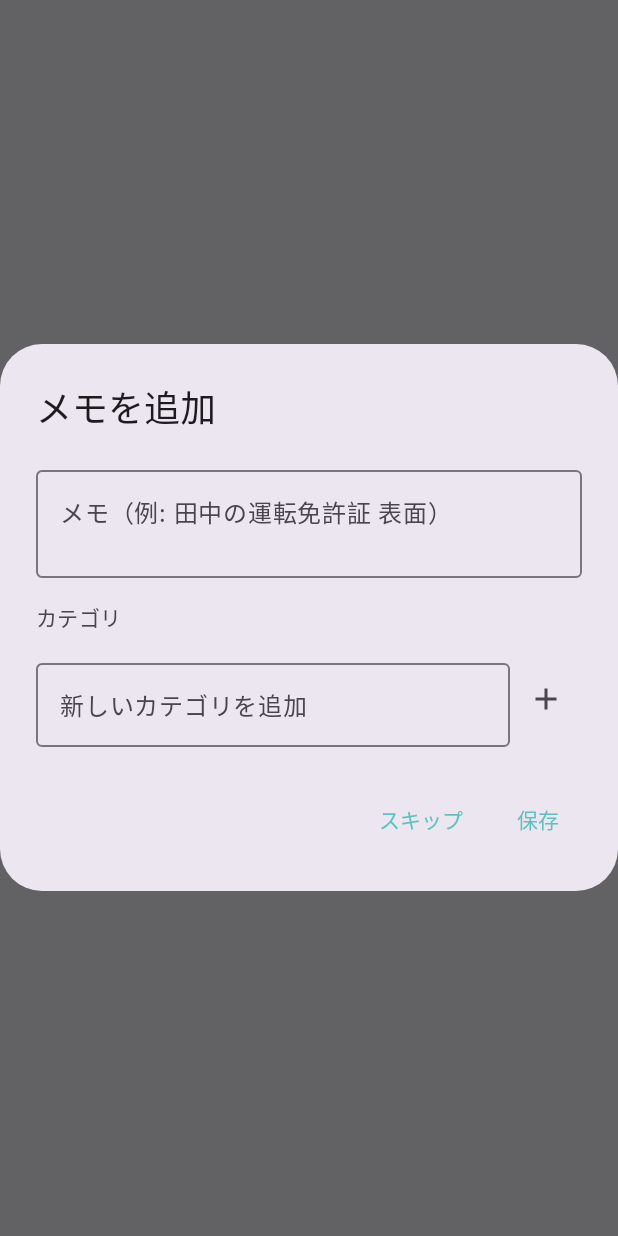
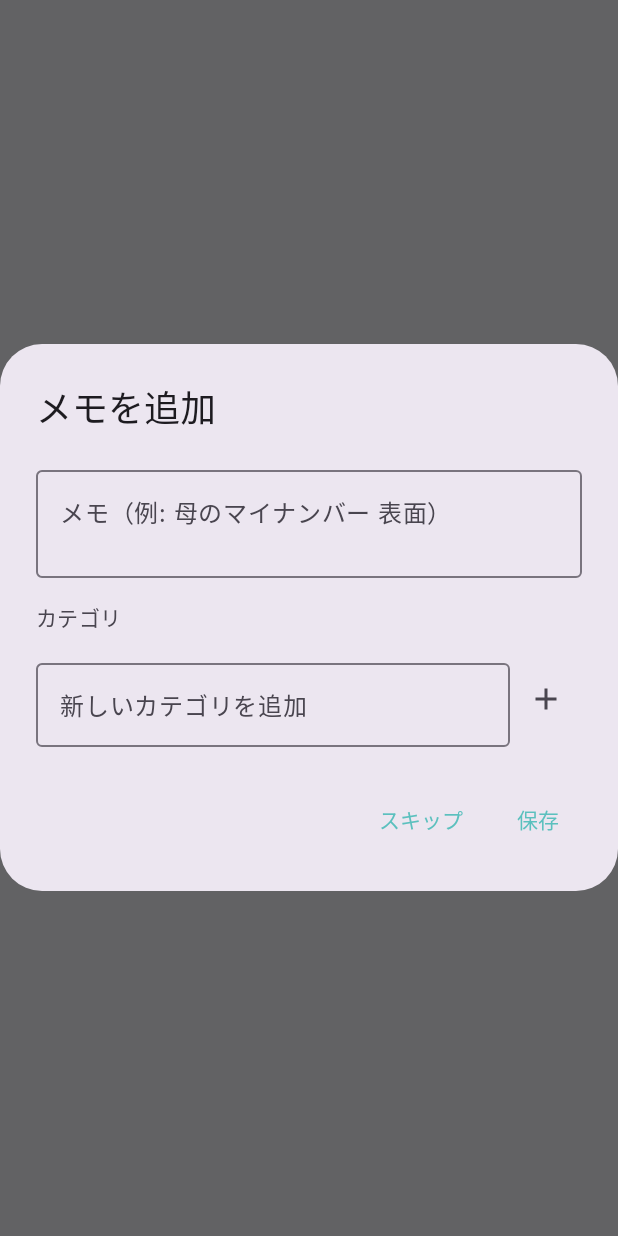
Before and after one commit to asap0000/HOMEPAGE, an Android app built with Jetpack Compose: the composable MemoDialog called with empty values, on a phone screen of 412 x 824 dp. Run offline under Robolectric (Android 15) with nearby library versions, the phone set to English and light mode, and no system bars.

Commit message:
Make category drawer scrollable; update memo example text
The gallery category drawer (ModalDrawerSheet) was not scrollable, so once
users added custom categories the list overflowed the screen and the lower
entries (Trash and Pro import items) became unreachable. Wrap the drawer
content in a verticalScroll Column so every item stays accessible regardless
of how many categories exist.

Also change the memo hint example from a driver's license to a My Number card.

Co-Authored-By: Claude Opus 4.8 <noreply@anthropic.com>
Claude-Session: https://claude.ai/code/session_01NVPPXCJNhgwwi4NY8dH6oW

```diff
--- a/android/app/src/main/java/com/privacycamera/ui/MemoDialog.kt
+++ b/android/app/src/main/java/com/privacycamera/ui/MemoDialog.kt
@@ -54,7 +54,7 @@ fun MemoDialog(
                 OutlinedTextField(
                     value = caption,
                     onValueChange = { caption = it },
-                    label = { Text("メモ（例: 田中の運転免許証 表面）") },
+                    label = { Text("メモ（例: 母のマイナンバー 表面）") },
                     modifier = Modifier.fillMaxWidth(),
                     minLines = 2
                 )
```
Also changed, not shown: android/app/src/main/java/com/privacycamera/ui/GalleryScreen.kt (+7 -0 lines).
